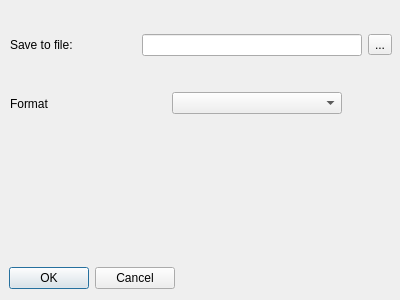
This is src/forms/dialogexportimage.ui in socnetv/app as Qt 5 draws it before an edit. The edited form follows.
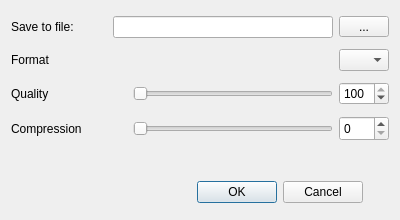
This is the edited form.

What changed in the file:
```diff
--- a/src/forms/dialogexportimage.ui
+++ b/src/forms/dialogexportimage.ui
@@ -7,37 +7,91 @@
     <x>0</x>
     <y>0</y>
     <width>400</width>
+    <height>220</height>
+   </rect>
+  </property>
+  <property name="minimumSize">
+   <size>
+    <width>400</width>
+    <height>220</height>
+   </size>
+  </property>
+  <property name="maximumSize">
+   <size>
+    <width>500</width>
     <height>300</height>
-   </rect>
+   </size>
   </property>
   <property name="windowTitle">
    <string>Dialog</string>
   </property>
-  <widget class="QDialogButtonBox" name="buttonBox">
-   <property name="geometry">
-    <rect>
-     <x>9</x>
-     <y>266</y>
-     <width>166</width>
-     <height>25</height>
-    </rect>
-   </property>
+  <layout class="QGridLayout" name="gridLayout">
+   <item row="0" column="0" colspan="2">
+    <layout class="QHBoxLayout" name="horizontalLayout">
+     <item>
+      <widget class="QLabel" name="label">
+       <property name="text">
+        <string>Save to file:</string>
+       </property>
+      </widget>
+     </item>
+     <item>
+      <spacer name="horizontalSpacer">
    <property name="orientation">
     <enum>Qt::Horizontal</enum>
    </property>
-   <property name="standardButtons">
-    <set>QDialogButtonBox::Cancel|QDialogButtonBox::Ok</set>
-   </property>
-  </widget>
-  <widget class="QWidget" name="layoutWidget_2">
-   <property name="geometry">
-    <rect>
-     <x>10</x>
-     <y>90</y>
-     <width>332</width>
-     <height>27</height>
-    </rect>
-   </property>
+       <property name="sizeHint" stdset="0">
+        <size>
+         <width>48</width>
+         <height>20</height>
+        </size>
+       </property>
+      </spacer>
+     </item>
+     <item>
+      <widget class="QLineEdit" name="fileEdit">
+       <property name="minimumSize">
+        <size>
+         <width>220</width>
+         <height>0</height>
+        </size>
+       </property>
+       <property name="toolTip">
+        <string>&lt;html&gt;&lt;head/&gt;&lt;body&gt;&lt;p&gt;&lt;span style=&quot; font-weight:600;&quot;&gt;Image filename&lt;/span&gt;&lt;/p&gt;&lt;p&gt;The path and the filename of the resulting image. &lt;/p&gt;&lt;p&gt;Click the button on the right to select a new filename.&lt;/p&gt;&lt;p&gt;&lt;br/&gt;&lt;/p&gt;&lt;/body&gt;&lt;/html&gt;</string>
+       </property>
+      </widget>
+     </item>
+     <item>
+      <widget class="QToolButton" name="fileDirSelectButton">
+       <property name="minimumSize">
+        <size>
+         <width>50</width>
+         <height>0</height>
+        </size>
+       </property>
+       <property name="maximumSize">
+        <size>
+         <width>50</width>
+         <height>16777215</height>
+        </size>
+       </property>
+       <property name="cursor">
+        <cursorShape>PointingHandCursor</cursorShape>
+       </property>
+       <property name="toolTip">
+        <string>&lt;html&gt;&lt;head/&gt;&lt;body&gt;&lt;p&gt;&lt;span style=&quot; font-weight:600;&quot;&gt;Image filename&lt;/span&gt;&lt;/p&gt;&lt;p&gt;Click this button to select the path and the filename of the resulting image.&lt;/p&gt;&lt;p&gt;&lt;br/&gt;&lt;/p&gt;&lt;p&gt;&lt;br/&gt;&lt;/p&gt;&lt;/body&gt;&lt;/html&gt;</string>
+       </property>
+       <property name="whatsThis">
+        <string>&lt;html&gt;&lt;head/&gt;&lt;body&gt;&lt;p&gt;&lt;span style=&quot; font-weight:600;&quot;&gt;PDF filename&lt;/span&gt;&lt;/p&gt;&lt;p&gt;Click this button to select the path and the filename of the PDF. &lt;/p&gt;&lt;p&gt;&lt;br/&gt;&lt;/p&gt;&lt;p&gt;&lt;br/&gt;&lt;/p&gt;&lt;/body&gt;&lt;/html&gt;</string>
+       </property>
+       <property name="text">
+        <string>...</string>
+       </property>
+      </widget>
+     </item>
+    </layout>
+   </item>
+   <item row="1" column="0" colspan="2">
    <layout class="QHBoxLayout" name="horizontalLayout_25">
     <item>
      <widget class="QLabel" name="label_24">
@@ -75,10 +129,16 @@
       </property>
       <property name="minimumSize">
        <size>
-        <width>170</width>
+         <width>50</width>
         <height>0</height>
        </size>
       </property>
+       <property name="maximumSize">
+        <size>
+         <width>50</width>
+         <height>16777215</height>
+        </size>
+       </property>
       <property name="toolTip">
        <string>&lt;!DOCTYPE HTML PUBLIC &quot;-//W3C//DTD HTML 4.0//EN&quot; &quot;http://www.w3.org/TR/REC-html40/strict.dtd&quot;&gt;
 &lt;html&gt;&lt;head&gt;&lt;meta name=&quot;qrichtext&quot; content=&quot;1&quot; /&gt;&lt;style type=&quot;text/css&quot;&gt;
@@ -102,68 +162,155 @@
      </widget>
     </item>
    </layout>
-  </widget>
-  <widget class="QWidget" name="layoutWidget">
-   <property name="geometry">
-    <rect>
-     <x>10</x>
-     <y>20</y>
-     <width>382</width>
-     <height>50</height>
-    </rect>
-   </property>
-   <layout class="QHBoxLayout" name="horizontalLayout">
+   </item>
+   <item row="2" column="0" colspan="2">
+    <layout class="QHBoxLayout" name="horizontalLayout_2">
+     <item>
+      <widget class="QLabel" name="label_2">
+       <property name="text">
+        <string>Quality</string>
+       </property>
+      </widget>
+     </item>
+     <item>
+      <spacer name="horizontalSpacer_3">
+       <property name="orientation">
+        <enum>Qt::Horizontal</enum>
+       </property>
+       <property name="sizeHint" stdset="0">
+        <size>
+         <width>40</width>
+         <height>20</height>
+        </size>
+       </property>
+      </spacer>
+     </item>
     <item>
-     <widget class="QLabel" name="label">
+      <widget class="QSlider" name="qualitySlider">
+       <property name="minimumSize">
+        <size>
+         <width>200</width>
+         <height>0</height>
+        </size>
+       </property>
+       <property name="orientation">
+        <enum>Qt::Horizontal</enum>
+       </property>
+      </widget>
+     </item>
+     <item>
+      <widget class="QSpinBox" name="qualitySpinBox">
+       <property name="minimumSize">
+        <size>
+         <width>50</width>
+         <height>0</height>
+        </size>
+       </property>
+       <property name="maximumSize">
+        <size>
+         <width>50</width>
+         <height>16777215</height>
+        </size>
+       </property>
+       <property name="maximum">
+        <number>100</number>
+       </property>
+       <property name="value">
+        <number>100</number>
+       </property>
+      </widget>
+     </item>
+    </layout>
+   </item>
+   <item row="3" column="0" colspan="2">
+    <layout class="QHBoxLayout" name="horizontalLayout_3">
+     <item>
+      <widget class="QLabel" name="label_3">
       <property name="text">
-       <string>Save to file:</string>
+        <string>Compression</string>
       </property>
      </widget>
     </item>
     <item>
-     <spacer name="horizontalSpacer">
+      <spacer name="horizontalSpacer_2">
       <property name="orientation">
        <enum>Qt::Horizontal</enum>
       </property>
       <property name="sizeHint" stdset="0">
        <size>
-        <width>48</width>
+         <width>18</width>
         <height>20</height>
        </size>
       </property>
      </spacer>
     </item>
     <item>
-     <widget class="QLineEdit" name="fileEdit">
+      <widget class="QSlider" name="compressionSlider">
       <property name="minimumSize">
        <size>
-        <width>220</width>
+         <width>200</width>
         <height>0</height>
        </size>
       </property>
-      <property name="toolTip">
-       <string>&lt;html&gt;&lt;head/&gt;&lt;body&gt;&lt;p&gt;&lt;span style=&quot; font-weight:600;&quot;&gt;Image filename&lt;/span&gt;&lt;/p&gt;&lt;p&gt;The path and the filename of the resulting image. &lt;/p&gt;&lt;p&gt;Click the button on the right to select a new filename.&lt;/p&gt;&lt;p&gt;&lt;br/&gt;&lt;/p&gt;&lt;/body&gt;&lt;/html&gt;</string>
+       <property name="orientation">
+        <enum>Qt::Horizontal</enum>
       </property>
      </widget>
     </item>
     <item>
-     <widget class="QToolButton" name="fileDirSelectButton">
-      <property name="cursor">
-       <cursorShape>PointingHandCursor</cursorShape>
-      </property>
-      <property name="toolTip">
-       <string>&lt;html&gt;&lt;head/&gt;&lt;body&gt;&lt;p&gt;&lt;span style=&quot; font-weight:600;&quot;&gt;Image filename&lt;/span&gt;&lt;/p&gt;&lt;p&gt;Click this button to select the path and the filename of the resulting image.&lt;/p&gt;&lt;p&gt;&lt;br/&gt;&lt;/p&gt;&lt;p&gt;&lt;br/&gt;&lt;/p&gt;&lt;/body&gt;&lt;/html&gt;</string>
-      </property>
-      <property name="whatsThis">
-       <string>&lt;html&gt;&lt;head/&gt;&lt;body&gt;&lt;p&gt;&lt;span style=&quot; font-weight:600;&quot;&gt;PDF filename&lt;/span&gt;&lt;/p&gt;&lt;p&gt;Click this button to select the path and the filename of the PDF. &lt;/p&gt;&lt;p&gt;&lt;br/&gt;&lt;/p&gt;&lt;p&gt;&lt;br/&gt;&lt;/p&gt;&lt;/body&gt;&lt;/html&gt;</string>
-      </property>
-      <property name="text">
-       <string>...</string>
+      <widget class="QSpinBox" name="compressionSpinBox">
+       <property name="sizePolicy">
+        <sizepolicy hsizetype="Minimum" vsizetype="Minimum">
+         <horstretch>50</horstretch>
+         <verstretch>50</verstretch>
+        </sizepolicy>
+       </property>
+       <property name="minimumSize">
+        <size>
+         <width>50</width>
+         <height>20</height>
+        </size>
+       </property>
+       <property name="maximumSize">
+        <size>
+         <width>50</width>
+         <height>25</height>
+        </size>
+       </property>
+       <property name="maximum">
+        <number>100</number>
       </property>
      </widget>
     </item>
    </layout>
-  </widget>
+   </item>
+   <item row="4" column="1">
+    <spacer name="verticalSpacer">
+     <property name="orientation">
+      <enum>Qt::Vertical</enum>
+     </property>
+     <property name="sizeType">
+      <enum>QSizePolicy::Minimum</enum>
+     </property>
+     <property name="sizeHint" stdset="0">
+      <size>
+       <width>20</width>
+       <height>29</height>
+      </size>
+     </property>
+    </spacer>
+   </item>
+   <item row="5" column="0">
+    <widget class="QDialogButtonBox" name="buttonBox">
+     <property name="orientation">
+      <enum>Qt::Horizontal</enum>
+     </property>
+     <property name="standardButtons">
+      <set>QDialogButtonBox::Cancel|QDialogButtonBox::Ok</set>
+     </property>
+    </widget>
+   </item>
+  </layout>
  </widget>
  <resources/>
  <connections>
```
Left out of the diff: 2 changed lines with no effect on the pictures. Lines whose indentation alone changed are shown as unchanged.
